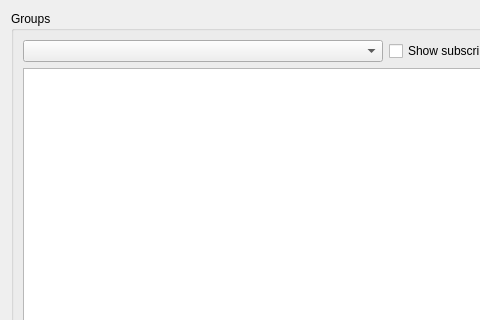
Before: the Qt Designer form app/gui/groups.ui in ensisoft/newsflash-plus, drawn with Qt 5; both pictures show x 0 to 480 and y 0 to 320 of the 913 by 507 pixel window.
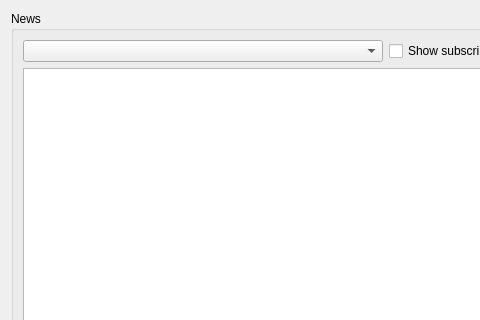
After: the same form once the commit is applied. Icons and pictures are not drawn.

The edit to the form file:
```diff
--- a/app/gui/groups.ui
+++ b/app/gui/groups.ui
@@ -21,7 +21,7 @@
    <item>
     <widget class="QGroupBox" name="groupBox">
      <property name="title">
-      <string>Groups</string>
+      <string>News</string>
      </property>
      <layout class="QVBoxLayout" name="verticalLayout">
       <item>
```
Left out of the diff: 137 changed lines with no effect on the pictures.
